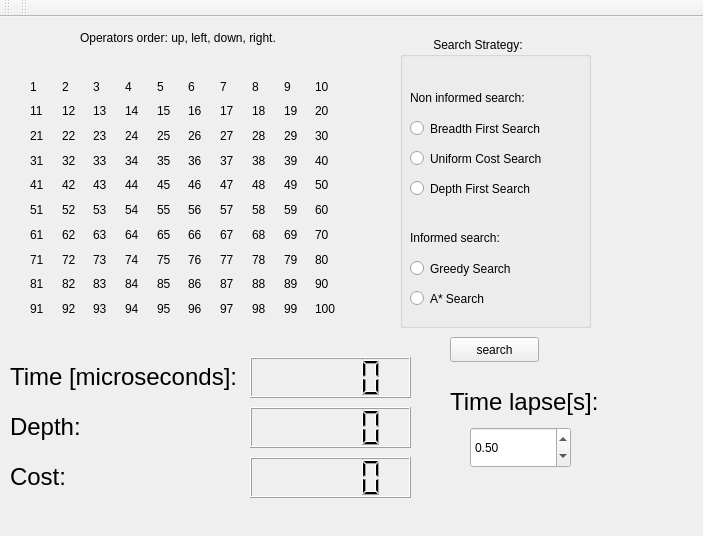
Above: GUI/labyrinthGUI/mainwindow.ui from DiegoFLM/Search-Algorithms before the change. Below: the same form after it.
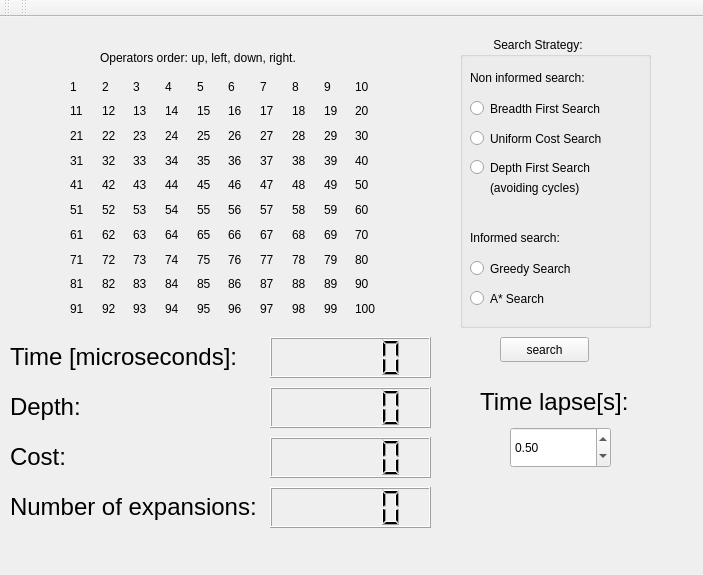
That is the form after the change.

Commit message: The GUI shows the number of expansions

The edit to the form file:
```diff
--- a/GUI/labyrinthGUI/mainwindow.ui
+++ b/GUI/labyrinthGUI/mainwindow.ui
@@ -7,7 +7,7 @@
     <x>0</x>
     <y>0</y>
     <width>703</width>
-    <height>536</height>
+    <height>575</height>
    </rect>
   </property>
   <property name="windowTitle">
@@ -17,7 +17,7 @@
    <widget class="QWidget" name="gridLayoutWidget">
     <property name="geometry">
      <rect>
-      <x>30</x>
+      <x>70</x>
       <y>60</y>
       <width>311</width>
       <height>241</height>
@@ -729,7 +729,7 @@
    <widget class="QPushButton" name="searchButton">
     <property name="geometry">
      <rect>
-      <x>450</x>
+      <x>500</x>
       <y>320</y>
       <width>89</width>
       <height>25</height>
@@ -742,7 +742,7 @@
    <widget class="QGroupBox" name="groupBox">
     <property name="geometry">
      <rect>
-      <x>400</x>
+      <x>460</x>
       <y>20</y>
       <width>191</width>
       <height>291</height>
@@ -755,7 +755,7 @@
      <property name="geometry">
       <rect>
        <x>10</x>
-       <y>80</y>
+       <y>60</y>
        <width>171</width>
        <height>23</height>
       </rect>
@@ -768,7 +768,7 @@
      <property name="geometry">
       <rect>
        <x>10</x>
-       <y>110</y>
+       <y>90</y>
        <width>161</width>
        <height>23</height>
       </rect>
@@ -781,11 +781,17 @@
      <property name="geometry">
       <rect>
        <x>10</x>
-       <y>140</y>
+       <y>120</y>
        <width>161</width>
-       <height>23</height>
+       <height>21</height>
       </rect>
      </property>
+     <property name="maximumSize">
+      <size>
+       <width>16777215</width>
+       <height>21</height>
+      </size>
+     </property>
      <property name="text">
       <string>Depth First Search</string>
      </property>
@@ -820,7 +826,7 @@
      <property name="geometry">
       <rect>
        <x>10</x>
-       <y>50</y>
+       <y>30</y>
        <width>151</width>
        <height>21</height>
       </rect>
@@ -842,12 +848,25 @@
       <string>Informed search:</string>
      </property>
     </widget>
+    <widget class="QLabel" name="informedSearch_2">
+     <property name="geometry">
+      <rect>
+       <x>30</x>
+       <y>140</y>
+       <width>131</width>
+       <height>21</height>
+      </rect>
+     </property>
+     <property name="text">
+      <string>(avoiding cycles)</string>
+     </property>
+    </widget>
    </widget>
    <widget class="QLCDNumber" name="lcdNumber">
     <property name="geometry">
      <rect>
-      <x>250</x>
-      <y>340</y>
+      <x>270</x>
+      <y>320</y>
       <width>161</width>
       <height>41</height>
      </rect>
@@ -857,7 +876,7 @@
     <property name="geometry">
      <rect>
       <x>10</x>
-      <y>340</y>
+      <y>320</y>
       <width>231</width>
       <height>41</height>
      </rect>
@@ -870,7 +889,7 @@
     <property name="geometry">
      <rect>
       <x>10</x>
-      <y>390</y>
+      <y>370</y>
       <width>231</width>
       <height>41</height>
      </rect>
@@ -882,8 +901,8 @@
    <widget class="QLCDNumber" name="lcdNumber_2">
     <property name="geometry">
      <rect>
-      <x>250</x>
-      <y>390</y>
+      <x>270</x>
+      <y>370</y>
       <width>161</width>
       <height>41</height>
      </rect>
@@ -893,7 +912,7 @@
     <property name="geometry">
      <rect>
       <x>10</x>
-      <y>440</y>
+      <y>420</y>
       <width>231</width>
       <height>41</height>
      </rect>
@@ -905,8 +924,8 @@
    <widget class="QLCDNumber" name="lcdNumber_3">
     <property name="geometry">
      <rect>
-      <x>250</x>
-      <y>440</y>
+      <x>270</x>
+      <y>420</y>
       <width>161</width>
       <height>41</height>
      </rect>
@@ -915,7 +934,7 @@
    <widget class="QLabel" name="testLab">
     <property name="geometry">
      <rect>
-      <x>450</x>
+      <x>480</x>
       <y>360</y>
       <width>171</width>
       <height>51</height>
@@ -928,8 +947,8 @@
    <widget class="QLabel" name="label_104">
     <property name="geometry">
      <rect>
-      <x>80</x>
-      <y>10</y>
+      <x>100</x>
+      <y>30</y>
       <width>261</width>
       <height>21</height>
      </rect>
@@ -941,7 +960,7 @@
    <widget class="QDoubleSpinBox" name="doubleSpinBox">
     <property name="geometry">
      <rect>
-      <x>470</x>
+      <x>510</x>
       <y>410</y>
       <width>101</width>
       <height>41</height>
@@ -966,6 +985,29 @@
      <double>0.500000000000000</double>
     </property>
    </widget>
+   <widget class="QLabel" name="label_105">
+    <property name="geometry">
+     <rect>
+      <x>10</x>
+      <y>470</y>
+      <width>251</width>
+      <height>41</height>
+     </rect>
+    </property>
+    <property name="text">
+     <string>&lt;html&gt;&lt;head/&gt;&lt;body&gt;&lt;p&gt;&lt;span style=&quot; font-size:18pt;&quot;&gt;Number of expansions: &lt;/span&gt;&lt;/p&gt;&lt;/body&gt;&lt;/html&gt;</string>
+    </property>
+   </widget>
+   <widget class="QLCDNumber" name="lcdNumber_4">
+    <property name="geometry">
+     <rect>
+      <x>270</x>
+      <y>470</y>
+      <width>161</width>
+      <height>41</height>
+     </rect>
+    </property>
+   </widget>
   </widget>
   <widget class="QMenuBar" name="menubar">
    <property name="geometry">
```
The commit also changes 23 other files.
